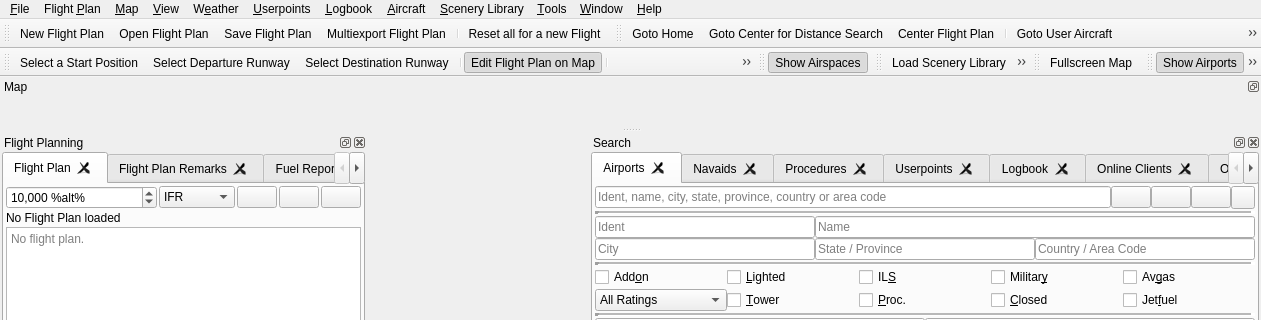
albar965/littlenavmap, file src/gui/mainwindow.ui: the form before one commit; both pictures show x 0 to 1261 and y 0 to 320 of the 1261 by 882 pixel window.
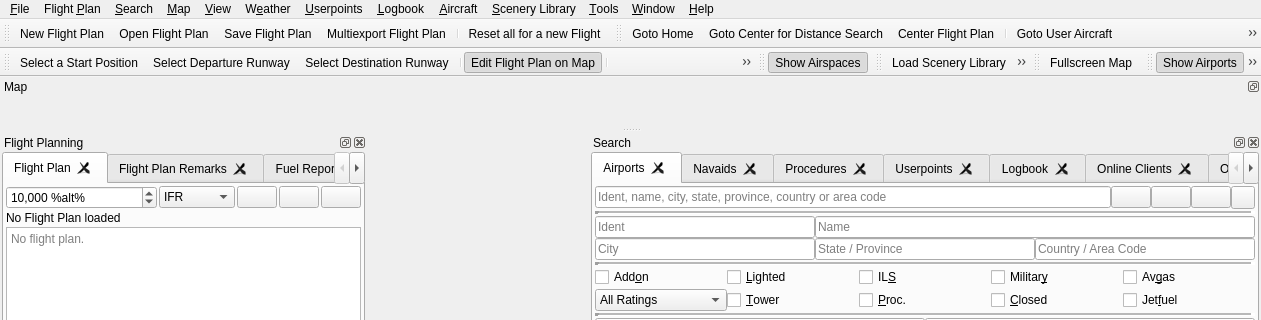
The form after the commit. Icons and pictures are not drawn.

Commit message: Added top level menu search

Patch:
```diff
--- a/src/gui/mainwindow.ui
+++ b/src/gui/mainwindow.ui
@@ -549,8 +549,18 @@
     <addaction name="menuMapShowAirportWeatherSource"/>
     <addaction name="menuHighAltitudeWindSource"/>
    </widget>
+   <widget class="QMenu" name="menuSearch">
+    <property name="title">
+     <string>&amp;Search</string>
+    </property>
+    <addaction name="actionShortcutAirportSearch"/>
+    <addaction name="actionShortcutNavaidSearch"/>
+    <addaction name="actionShortcutUserpointSearch"/>
+    <addaction name="actionShortcutLogbookSearch"/>
+   </widget>
    <addaction name="menuFile"/>
    <addaction name="menuRoute"/>
+   <addaction name="menuSearch"/>
    <addaction name="menuMap"/>
    <addaction name="menuMapView"/>
    <addaction name="menuWeather"/>
```
